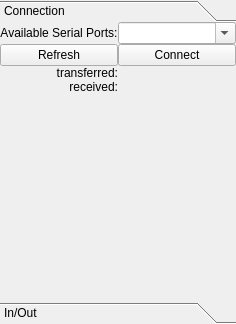
wonkoderverstaendige/Spotter, file ui/tab_serialUi.ui: the form before one commit.
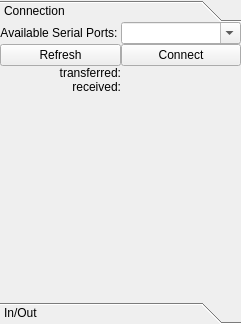
The form after the commit.

```diff
--- a/ui/tab_serialUi.ui
+++ b/ui/tab_serialUi.ui
@@ -6,7 +6,7 @@
    <rect>
     <x>0</x>
     <y>0</y>
-    <width>236</width>
+    <width>241</width>
     <height>324</height>
    </rect>
   </property>
@@ -47,7 +47,7 @@
          <rect>
           <x>0</x>
           <y>0</y>
-          <width>234</width>
+          <width>239</width>
           <height>280</height>
          </rect>
         </property>
```
Left out of the diff: 2 changed lines with no effect on the pictures.
